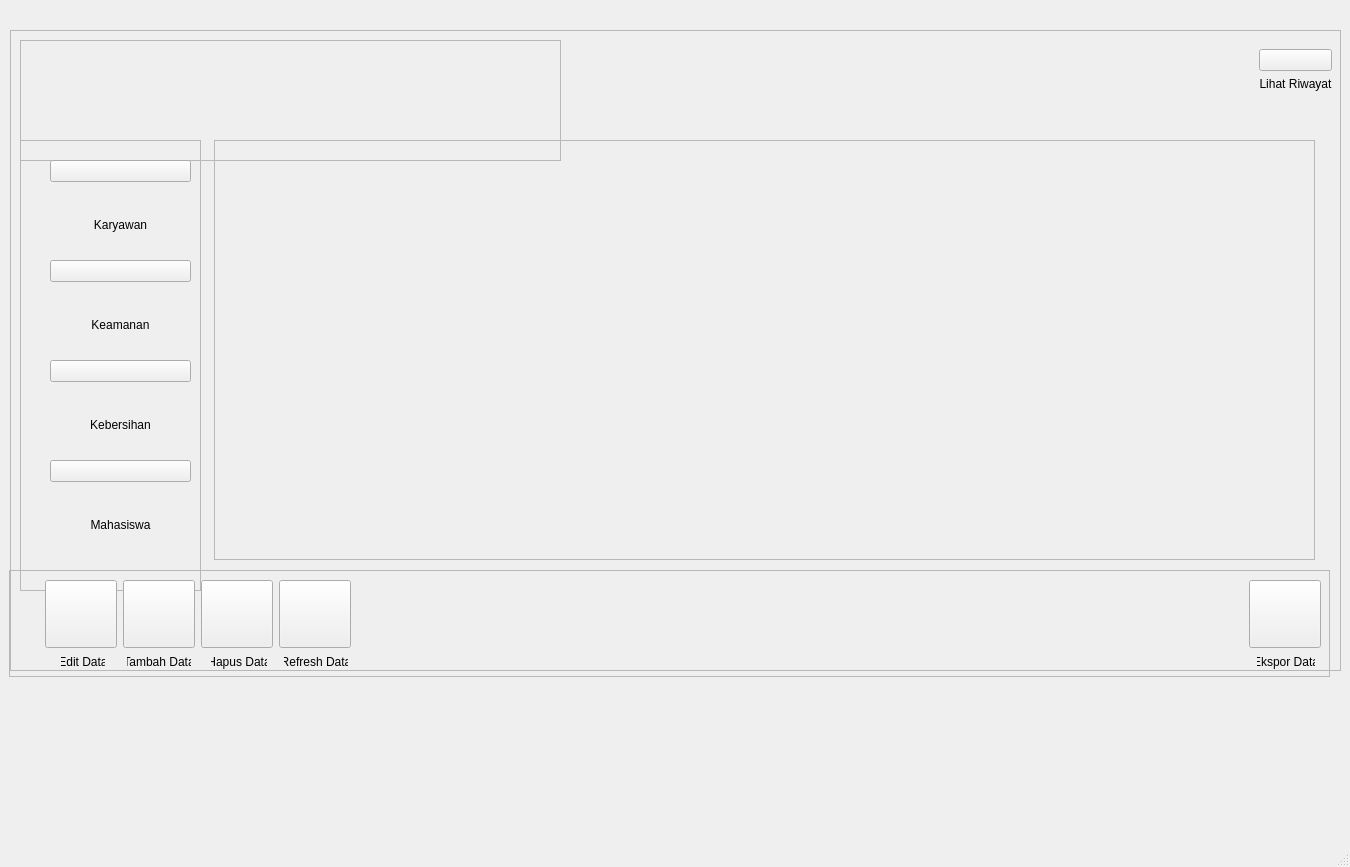
rakhid16/pkl, file UI/tampilan_baru.ui: the form before one commit.
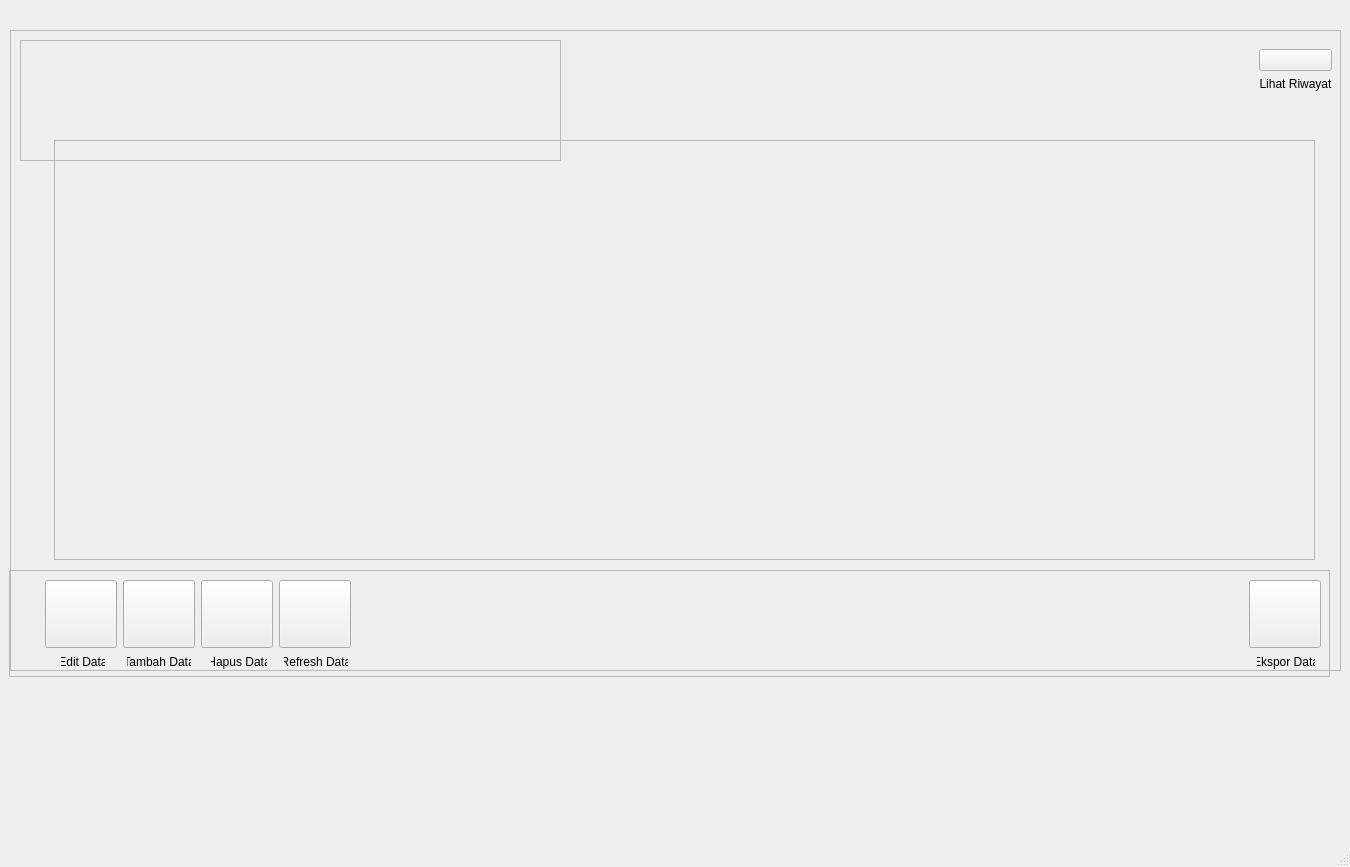
The form after the commit. Icons and pictures are not drawn.

Patch:
```diff
--- a/UI/tampilan_baru.ui
+++ b/UI/tampilan_baru.ui
@@ -32,9 +32,9 @@
     <widget class="QFrame" name="frame_5">
      <property name="geometry">
       <rect>
-       <x>204</x>
+       <x>44</x>
        <y>110</y>
-       <width>1101</width>
+       <width>1261</width>
        <height>420</height>
       </rect>
      </property>
@@ -184,178 +184,6 @@
       </item>
      </layout>
     </widget>
-    <widget class="QFrame" name="frame_2">
-     <property name="geometry">
-      <rect>
-       <x>10</x>
-       <y>110</y>
-       <width>181</width>
-       <height>451</height>
-      </rect>
-     </property>
-     <property name="frameShape">
-      <enum>QFrame::StyledPanel</enum>
-     </property>
-     <property name="frameShadow">
-      <enum>QFrame::Raised</enum>
-     </property>
-     <widget class="QWidget" name="layoutWidget">
-      <property name="geometry">
-       <rect>
-        <x>30</x>
-        <y>20</y>
-        <width>141</width>
-        <height>101</height>
-       </rect>
-      </property>
-      <layout class="QVBoxLayout" name="verticalLayout_7">
-       <item>
-        <widget class="QPushButton" name="pushButton">
-         <property name="text">
-          <string/>
-         </property>
-         <property name="icon">
-          <iconset resource="img_rsc.qrc">
-           <normaloff>:/images/img/karyawan.png</normaloff>:/images/img/karyawan.png</iconset>
-         </property>
-         <property name="iconSize">
-          <size>
-           <width>85</width>
-           <height>85</height>
-          </size>
-         </property>
-        </widget>
-       </item>
-       <item>
-        <widget class="QLabel" name="label_5">
-         <property name="text">
-          <string>Karyawan</string>
-         </property>
-         <property name="alignment">
-          <set>Qt::AlignCenter</set>
-         </property>
-        </widget>
-       </item>
-      </layout>
-     </widget>
-     <widget class="QWidget" name="layoutWidget">
-      <property name="geometry">
-       <rect>
-        <x>30</x>
-        <y>120</y>
-        <width>141</width>
-        <height>101</height>
-       </rect>
-      </property>
-      <layout class="QVBoxLayout" name="verticalLayout_6">
-       <item>
-        <widget class="QPushButton" name="pushButton_2">
-         <property name="text">
-          <string/>
-         </property>
-         <property name="icon">
-          <iconset resource="img_rsc.qrc">
-           <normaloff>:/images/img/satpam.png</normaloff>:/images/img/satpam.png</iconset>
-         </property>
-         <property name="iconSize">
-          <size>
-           <width>85</width>
-           <height>85</height>
-          </size>
-         </property>
-        </widget>
-       </item>
-       <item>
-        <widget class="QLabel" name="label_6">
-         <property name="text">
-          <string>Keamanan</string>
-         </property>
-         <property name="alignment">
-          <set>Qt::AlignCenter</set>
-         </property>
-        </widget>
-       </item>
-      </layout>
-     </widget>
-     <widget class="QWidget" name="layoutWidget">
-      <property name="geometry">
-       <rect>
-        <x>30</x>
-        <y>220</y>
-        <width>141</width>
-        <height>101</height>
-       </rect>
-      </property>
-      <layout class="QVBoxLayout" name="verticalLayout_5">
-       <item>
-        <widget class="QPushButton" name="pushButton_3">
-         <property name="text">
-          <string/>
-         </property>
-         <property name="icon">
-          <iconset resource="img_rsc.qrc">
-           <normaloff>:/images/img/cs.png</normaloff>:/images/img/cs.png</iconset>
-         </property>
-         <property name="iconSize">
-          <size>
-           <width>85</width>
-           <height>85</height>
-          </size>
-         </property>
-        </widget>
-       </item>
-       <item>
-        <widget class="QLabel" name="label_7">
-         <property name="text">
-          <string>Kebersihan</string>
-         </property>
-         <property name="alignment">
-          <set>Qt::AlignCenter</set>
-         </property>
-        </widget>
-       </item>
-      </layout>
-     </widget>
-     <widget class="QWidget" name="layoutWidget">
-      <property name="geometry">
-       <rect>
-        <x>30</x>
-        <y>320</y>
-        <width>141</width>
-        <height>101</height>
-       </rect>
-      </property>
-      <layout class="QVBoxLayout" name="verticalLayout_8">
-       <item>
-        <widget class="QPushButton" name="pushButton_4">
-         <property name="text">
-          <string/>
-         </property>
-         <property name="icon">
-          <iconset resource="img_rsc.qrc">
-           <normaloff>:/images/img/mahasiswa.png</normaloff>:/images/img/mahasiswa.png</iconset>
-         </property>
-         <property name="iconSize">
-          <size>
-           <width>85</width>
-           <height>85</height>
-          </size>
-         </property>
-        </widget>
-       </item>
-       <item>
-        <widget class="QLabel" name="label_8">
-         <property name="text">
-          <string>Mahasiswa</string>
-         </property>
-         <property name="alignment">
-          <set>Qt::AlignCenter</set>
-         </property>
-        </widget>
-       </item>
-      </layout>
-     </widget>
-    </widget>
    </widget>
    <widget class="QFrame" name="frame_4">
     <property name="geometry">
```
